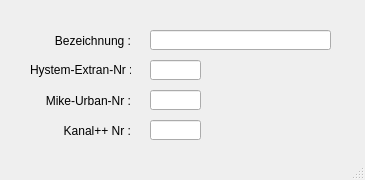
hoettges/QKan, file qkan/forms/qkan_simulationsstatus.ui: the form before one commit.
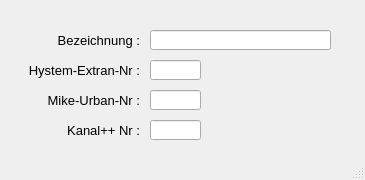
The form after the commit.

Patch:
```diff
--- a/qkan/forms/qkan_simulationsstatus.ui
+++ b/qkan/forms/qkan_simulationsstatus.ui
@@ -13,6 +13,7 @@
   <property name="font">
    <font>
     <family>Tahoma</family>
+    <pointsize>10</pointsize>
    </font>
   </property>
   <property name="windowTitle">
@@ -25,9 +26,9 @@
    <widget class="QLabel" name="label">
     <property name="geometry">
      <rect>
-      <x>30</x>
+      <x>20</x>
       <y>60</y>
-      <width>101</width>
+      <width>120</width>
       <height>21</height>
      </rect>
     </property>
@@ -41,9 +42,9 @@
    <widget class="QLabel" name="label_2">
     <property name="geometry">
      <rect>
-      <x>30</x>
+      <x>20</x>
       <y>90</y>
-      <width>101</width>
+      <width>120</width>
       <height>21</height>
      </rect>
     </property>
@@ -57,9 +58,9 @@
    <widget class="QLabel" name="label_3">
     <property name="geometry">
      <rect>
-      <x>30</x>
+      <x>20</x>
       <y>120</y>
-      <width>101</width>
+      <width>120</width>
       <height>21</height>
      </rect>
     </property>
@@ -73,9 +74,9 @@
    <widget class="QLabel" name="label_4">
     <property name="geometry">
      <rect>
-      <x>30</x>
+      <x>20</x>
       <y>30</y>
-      <width>101</width>
+      <width>120</width>
       <height>21</height>
      </rect>
     </property>
```
